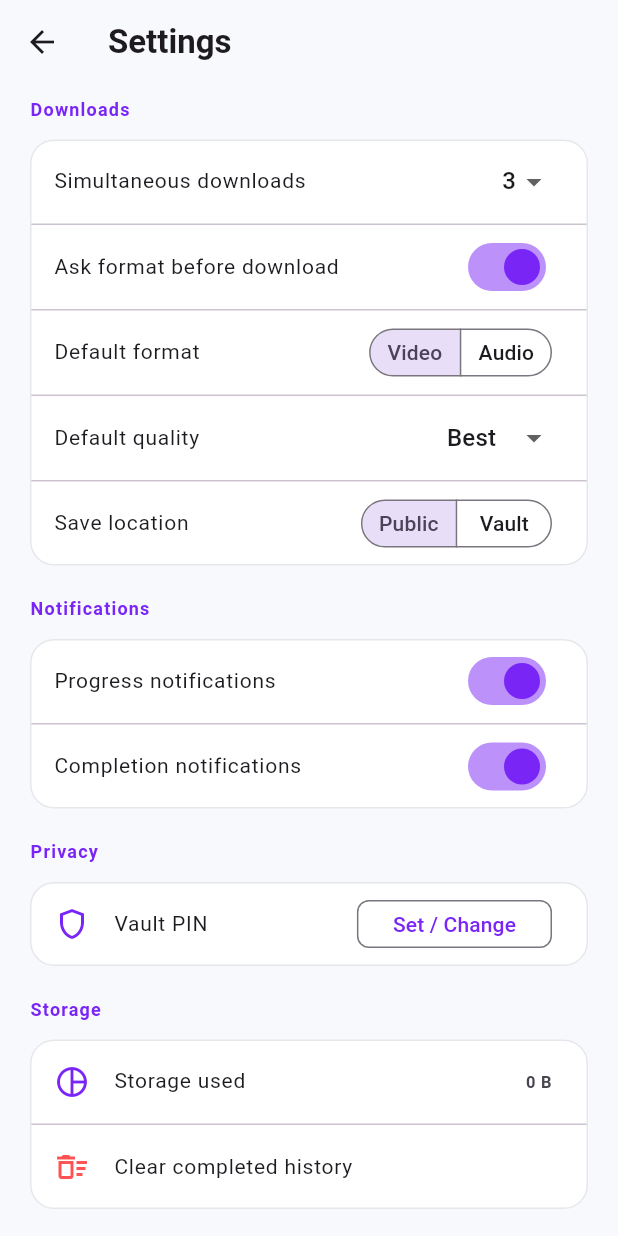
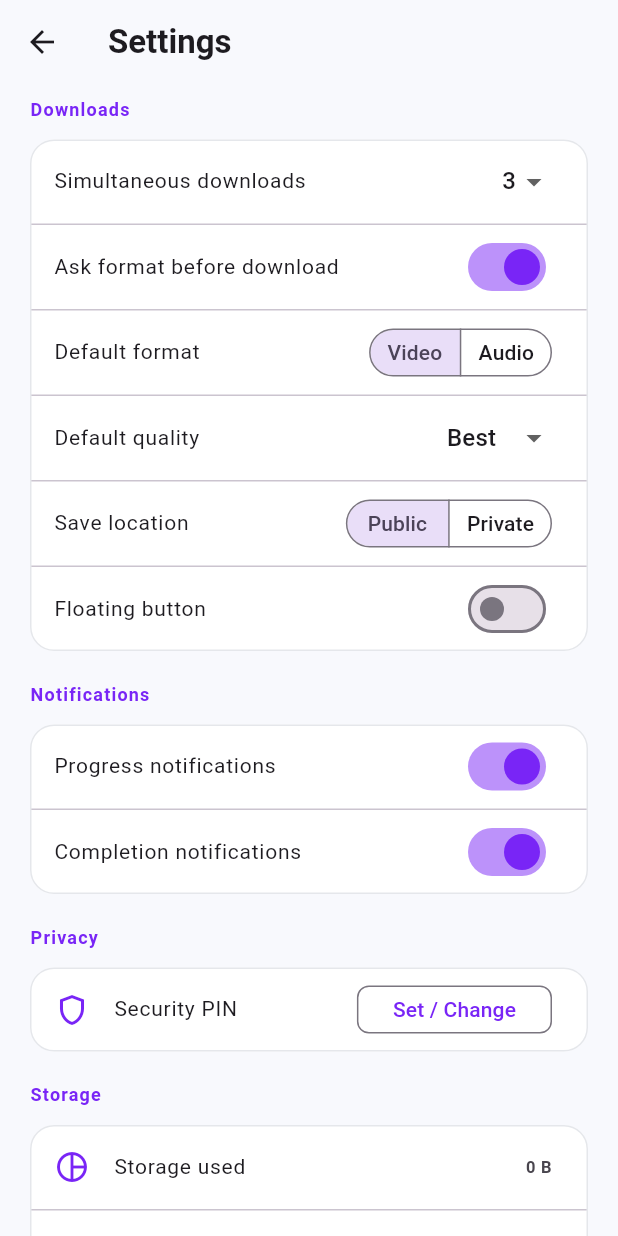
Before and after one commit to SurajChaurasia84/Media-Downloader, a Flutter app: the SettingsScreen screen opened directly, on a phone screen of 412 x 824 dp. Run offline on Flutter 3.47's test engine with Material 3 defaults, Android fonts, the phone set to English and light mode, and no system bars; our stand-ins replace flutter_local_notifications, open_filex, permission_handler, share_plus, shared_preferences, sqflite; missing offline and left inert: youtube_explode_dart; accounts and stored records are empty.

Commit message:
feat(ui): update settings screen

```diff
--- a/lib/ui/screens/settings_screen.dart
+++ b/lib/ui/screens/settings_screen.dart
@@ -82,7 +82,7 @@ class SettingsScreen extends StatelessWidget {
                   trailing: SegmentedButton<String>(
                     segments: const [
                       ButtonSegment(value: 'public', label: Text('Public')),
-                      ButtonSegment(value: 'private', label: Text('Vault')),
+                      ButtonSegment(value: 'private', label: Text('Private')),
                     ],
                     selected: {settingsProv.defaultLocation},
                     onSelectionChanged: (set) => settingsProv.setDefaultLocation(set.first),
@@ -91,6 +91,13 @@ class SettingsScreen extends StatelessWidget {
                       visualDensity: VisualDensity.compact,
                     ),
                   ),
+                ),
+                const Divider(height: 1),
+                SwitchListTile(
+                  title: const Text('Floating button', style: TextStyle(fontSize: 14)),
+                  value: settingsProv.floatingButtonEnabled,
+                  onChanged: settingsProv.setFloatingButtonEnabled,
+                  activeThumbColor: const Color(0xFF7925F6),
                 ),
               ],
             ),
@@ -125,22 +132,24 @@ class SettingsScreen extends StatelessWidget {
           Card(
             child: ListTile(
               leading: const Icon(Icons.shield_outlined, color: Color(0xFF7925F6)),
-              title: const Text('Vault PIN', style: TextStyle(fontSize: 14)),
+              title: const Text('Security PIN', style: TextStyle(fontSize: 14)),
               trailing: OutlinedButton(
                 style: OutlinedButton.styleFrom(
                   visualDensity: VisualDensity.compact,
                   shape: RoundedRectangleBorder(borderRadius: BorderRadius.circular(8)),
                 ),
                 onPressed: () {
-                  showDialog(
-                    context: context,
-                    builder: (_) => PinDialog(
+                  Navigator.push(
+                    context,
+                    MaterialPageRoute(
+                      builder: (_) => PinScreen(
                         isSettingPin: true,
                         onSuccess: () {
                           ScaffoldMessenger.of(context).showSnackBar(
                             const SnackBar(content: Text('PIN updated successfully')),
                           );
                         },
+                      ),
                     ),
                   );
                 },
```
Lines whose indentation alone changed are shown as unchanged.
